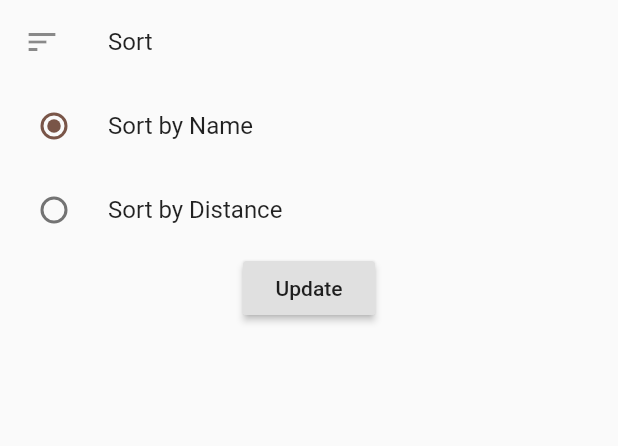
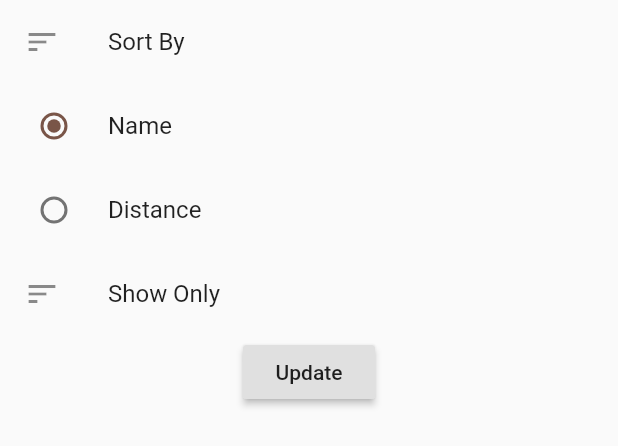
Before and after one commit to danroberts728/trail_app, a Flutter app: the ModalTrailFilter widget shown alone on an empty page, opened directly with empty values, on a phone screen of 412 x 824 dp. Shown: the top 446 px of the screen. Run offline on Flutter 3.47's test engine with Material 2 defaults, Android fonts, the phone set to English and light mode, and no system bars; our stand-ins replace cached_network_image, cloud_firestore, location; missing offline and left inert: webfeed; accounts and stored records are empty.

Commit message:
Initial work on filter

```diff
--- a/lib/util/filteroptions.dart
+++ b/lib/util/filteroptions.dart
@@ -1,7 +1,8 @@
 class FilterOptions {
   final SortOrder sort;
+  final Map<String, bool> show;
 
-  FilterOptions(this.sort);
+  FilterOptions(this.sort, this.show);
 }
 
 enum SortOrder {
--- a/lib/widgets/modal-trailfilter.dart
+++ b/lib/widgets/modal-trailfilter.dart
@@ -8,7 +8,8 @@ class ModalTrailFilter extends StatefulWidget {
   ModalTrailFilter({@required this.initialOptions});
 
   @override
-  State<StatefulWidget> createState() => _ModalTrailFilter(options: this.initialOptions);
+  State<StatefulWidget> createState() =>
+      _ModalTrailFilter(options: this.initialOptions);
 }
 
 class _ModalTrailFilter extends State<ModalTrailFilter> {
@@ -18,30 +19,59 @@ class _ModalTrailFilter extends State<ModalTrailFilter> {
 
   @override
   Widget build(BuildContext context) {
-    return Column(
-          children: <Widget>[
+    var sortWidgets = <RadioListTile>[
+      RadioListTile<SortOrder>(
+        title: const Text("Name"),
+        value: SortOrder.ALPHABETICAL,
+        groupValue: options.sort,
+        onChanged: (SortOrder sort) {
+          setState(() => options = FilterOptions(sort, options.show));
+        },
+      ),
+      RadioListTile<SortOrder>(
+        title: const Text("Distance"),
+        value: SortOrder.DISTANCE,
+        groupValue: options.sort,
+        onChanged: (SortOrder sort) {
+          setState(() => options = FilterOptions(sort, options.show));
+        },
+      ),
+    ];
+    var checkboxes = List<Widget>();
+    options.show.forEach((filter, show) {
+      checkboxes.add(
+        CheckboxListTile(
+            title: Text(filter),
+            value: show,
+            onChanged: (bool newValue) {
+              setState(() {
+                Map<String, bool> newFilters = options.show;
+                newFilters[filter] = !show;
+                options = FilterOptions(options.sort, newFilters);
+              });
+            }),
+      );
+    });
+    List<Widget> list = <Widget>[
       ListTile(
         leading: Icon(Icons.sort),
-              title: Text('Sort'),
-            ),
-            RadioListTile<SortOrder>(
-              title: const Text("Sort by Name"),
-              value: SortOrder.ALPHABETICAL,
-              groupValue: options.sort,
-              onChanged: (SortOrder sort) { setState(() => options = FilterOptions(sort) ); },
-            ),
-            RadioListTile<SortOrder>(
-              title: const Text("Sort by Distance"),
-              value: SortOrder.DISTANCE,
-              groupValue: options.sort,
-              onChanged: (SortOrder sort) { setState(() => options = FilterOptions(sort) ); },
-            ),
+        title: Text('Sort By'),
+      )
+    ];
+    list.addAll(sortWidgets);
+    list.add(ListTile(
+      leading: Icon(Icons.sort),
+      title: Text('Show Only'),
+    ));
+    list.addAll(checkboxes);
+    list.add(
       RaisedButton(
         onPressed: () => Navigator.pop(context, this.options),
         child: Text("Update"),
-
-            )
-          ],
+      ),
+    );
+    return SingleChildScrollView(
+      child: Column(children: list),
     );
   }
 }
```
Also changed, not shown: lib/widgets/tabscreen-trail.dart (+21 -4 lines). Lines whose indentation alone changed are shown as unchanged.
